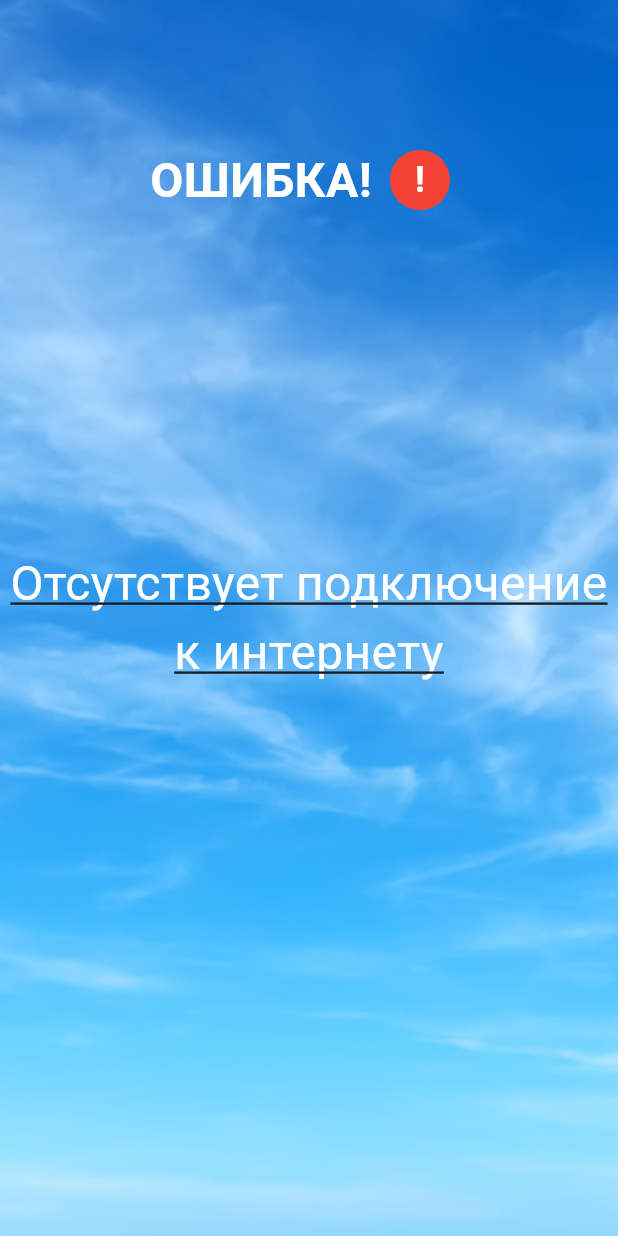
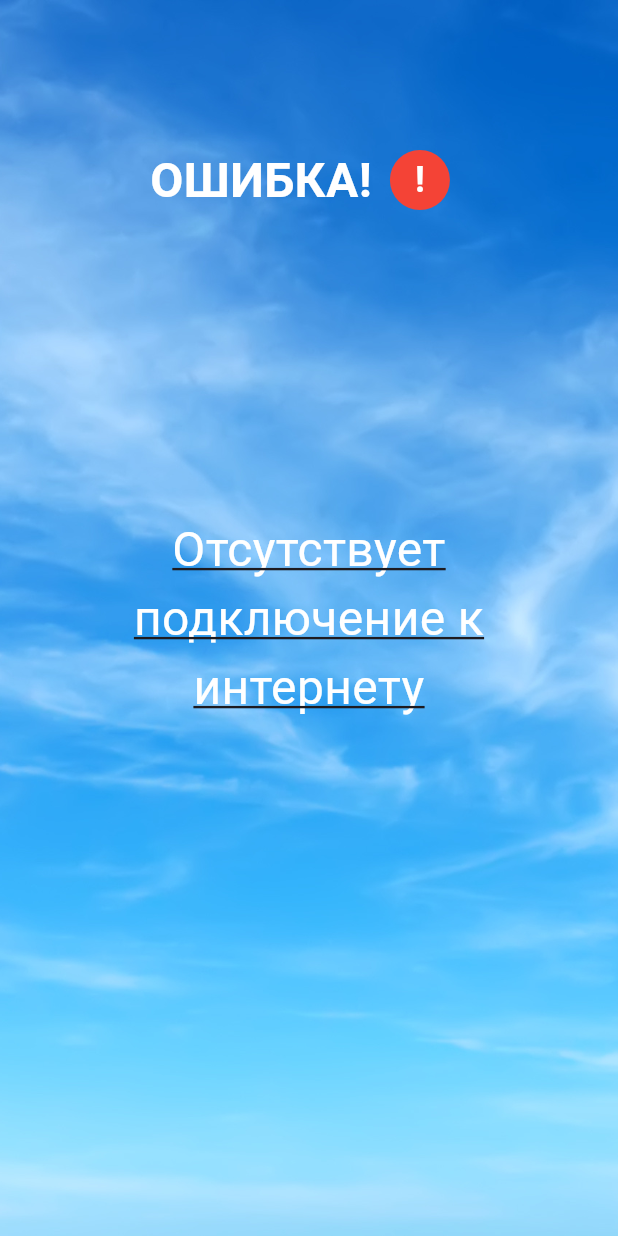
Before and after one commit to Shimekii/mobile-app, a Flutter app: the NoInternetScreen screen opened by its route, on a phone screen of 412 x 824 dp. Run offline on Flutter 3.47's test engine with Material 3 defaults, Android fonts, the phone set to English and light mode, and no system bars; our stand-ins replace connectivity_plus, geolocator, permission_handler, shared_preferences; accounts and stored records are empty.

Commit message:
Исправлено отображение текста на экране с отсутствием интернета

```diff
--- a/lib/features/error/no_internet_screen.dart
+++ b/lib/features/error/no_internet_screen.dart
@@ -66,7 +66,9 @@ class _NoInternetScreenState extends State<NoInternetScreen>{
             mainAxisAlignment: MainAxisAlignment.center,
             crossAxisAlignment: CrossAxisAlignment.center,
             children: [
-              Text(
+             Padding(
+              padding: EdgeInsets.symmetric(horizontal: 16),
+              child:  Text(
                 "Отсутствует подключение к интернету",
                 style: TextStyle(
                   fontSize: 32,
@@ -74,7 +76,8 @@ class _NoInternetScreenState extends State<NoInternetScreen>{
                   decoration: TextDecoration.underline,
                 ),
                 textAlign: TextAlign.center,
-              )
+              ),
+             )
             ],
           )
 
```
